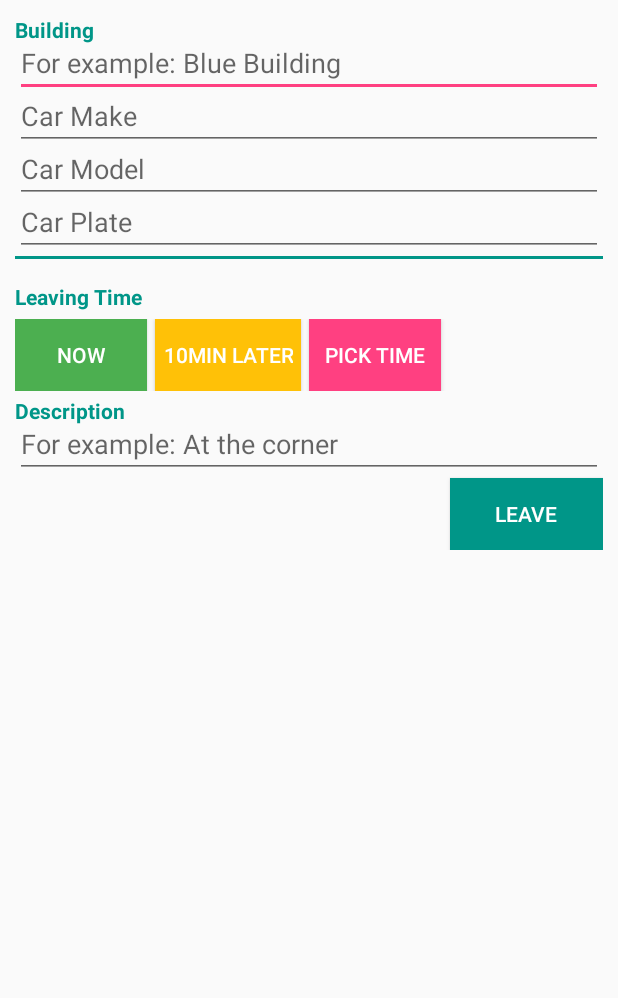
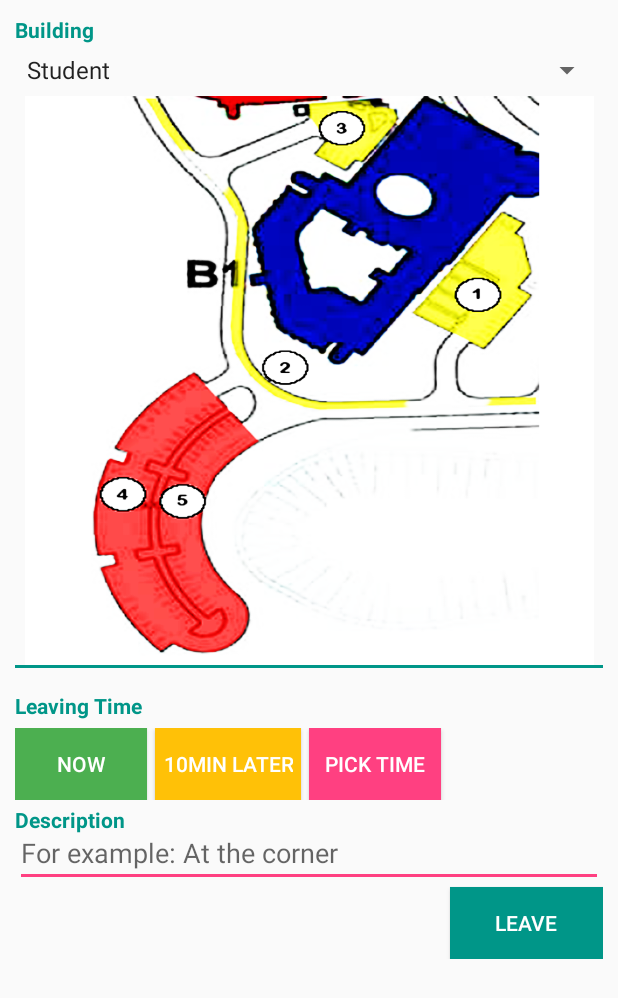
Before and after one commit to Shizzu/NottsApp, an Android app: the fragment LeaverFragment shown on its own in the app's theme, on a phone screen of 412 x 824 dp. Shown: the top 998 px of the screen. Run offline under Robolectric (Android 15) with nearby library versions, the light colour scheme and no system bars; libraries missing offline, so code that uses them is left out: com.rey.material; plain views replace Button.

Commit message:
update full map, leaver interface

```diff
--- a/app/build.gradle
+++ b/app/build.gradle
@@ -25,8 +25,8 @@ dependencies {
         exclude group: 'com.android.support', module: 'support-annotations'
     })
     compile 'com.android.support:appcompat-v7:25.1.1'
+    compile 'com.android.support:appcompat-v7:25.1.1'
     compile 'com.github.rey5137:material:1.2.4'
-    compile 'com.android.support:appcompat-v7:25.1.1'
     compile 'com.android.support:recyclerview-v7:25.1.1'
     compile 'com.android.support:cardview-v7:25.1.1'
     compile 'com.android.support:design:25.1.1'
--- a/app/src/main/java/com/example/user/nottspark/View/ViewerPage/MainActivity.java
+++ b/app/src/main/java/com/example/user/nottspark/View/ViewerPage/MainActivity.java
@@ -37,7 +37,8 @@ public class MainActivity extends AppCompatActivity {
         setSupportActionBar(toolbar);
 
         TabLayout tabLayout = (TabLayout) findViewById(R.id.tab_layout);
-        tabLayout.addTab(tabLayout.newTab().setText("Looking for Parking Space"));
+        tabLayout.addTab(tabLayout.newTab().setText("Map"));
+        tabLayout.addTab(tabLayout.newTab().setText("Parking Space"));
         tabLayout.addTab(tabLayout.newTab().setText("Leaving"));
         tabLayout.addTab(tabLayout.newTab().setText("History"));
         tabLayout.addTab(tabLayout.newTab().setText("Profile"));
--- a/app/src/main/res/layout/activity_main.xml
+++ b/app/src/main/res/layout/activity_main.xml
@@ -2,7 +2,8 @@
     xmlns:app="http://schemas.android.com/apk/res-auto"
     android:layout_width="match_parent"
     android:layout_height="match_parent"
-    android:orientation="vertical">
+    android:orientation="vertical"
+    android:background="@color/white">
 
     <android.support.v7.widget.Toolbar
         android:id="@+id/toolbar"
--- a/app/src/main/res/layout/fragment_leaver.xml
+++ b/app/src/main/res/layout/fragment_leaver.xml
@@ -7,7 +7,8 @@
     <LinearLayout
         android:layout_width="match_parent"
         android:layout_height="wrap_content"
-        android:orientation="vertical">
+        android:orientation="vertical"
+        android:weightSum="1">
 
 
         <TextView
@@ -18,33 +19,24 @@
             android:textColor="@color/teal500"
             android:textStyle="normal|bold" />
 
-        <EditText
+        <Spinner
             android:id="@+id/leaverBuilding"
+            style="@style/Material.Widget.Spinner"
             android:layout_width="match_parent"
             android:layout_height="wrap_content"
-            android:layout_marginTop="-10dp"
-            android:hint="For example: Blue Building" />
+            android:layout_marginBottom="5dp"
+            android:layout_marginTop="5dp"
+            android:dropDownWidth="match_parent"
+            android:entries="@array/acc_type_array"
+            android:fontFamily="sans-serif"
+            android:spinnerMode="dropdown"
+            android:textSize="18sp"  />
 
-        <EditText
-            android:id="@+id/leaverCarMake"
+        <ImageView
+            android:id="@+id/locationfromspinner"
             android:layout_width="match_parent"
-            android:layout_height="wrap_content"
-            android:layout_marginTop="-10dp"
-            android:hint="Car Make" />
-
-        <EditText
-            android:id="@+id/leaverCarModel"
-            android:layout_width="match_parent"
-            android:layout_height="wrap_content"
-            android:layout_marginTop="-10dp"
-            android:hint="Car Model" />
-
-        <EditText
-            android:id="@+id/leaverCarPlate"
-            android:layout_width="match_parent"
-            android:layout_height="wrap_content"
-            android:layout_marginTop="-10dp"
-            android:hint="Car Plate" />
+            android:layout_height="379dp"
+            app:srcCompat="@drawable/bbparking" />
 
         <View
             android:layout_width="fill_parent"
```
Also changed, not shown: app/src/main/java/com/example/user/nottspark/View/Fragments/MapDisplay.java (added, +184 -0 lines), app/src/main/java/com/example/user/nottspark/View/ViewerPage/ViewerPageAdapter.java (+7 -4 lines), app/src/main/res/layout/activity_login.xml (+6 -1 lines), app/src/main/res/layout/fragment_map_display.xml (added, +13 -0 lines), app/src/main/nottslogo-web.png (deleted), app/src/main/res/drawable/fullmap.png (added), app/src/main/res/drawable/kapashallmap.png (deleted).
